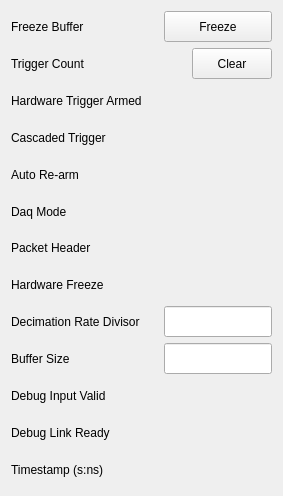
Old version of the form new_look/mux_settings.ui in the repository cristinasewell/ATCA_PyDM_Screens.
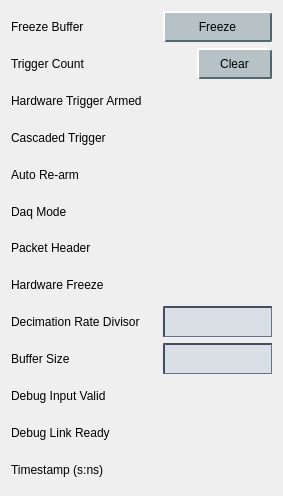
New version of the form. Custom widgets are drawn as their Qt base class.

Patch:
```diff
--- a/new_look/mux_settings.ui
+++ b/new_look/mux_settings.ui
@@ -13,6 +13,38 @@
   <property name="windowTitle">
    <string>Form</string>
   </property>
+  <property name="styleSheet">
+   <string notr="true">QPushButton {
+    background-color: rgb(182, 194, 198);
+    border-color: rgb(182, 204, 212) rgb(82, 104, 112) rgb(82, 104, 112) rgb(182,204,212);
+    border-style: outset;
+    border-radius: 2px;
+    border-width: 2px; 
+    padding: 5px;
+}
+QPushButton:hover {
+   background-color: rgb(154,170,176);
+}
+QPushButton:pressed {
+    background-color: rgb(104,198,176);
+    border-style: inset;
+    border-width: 3px;
+	border-color: rgb(32,86,73);
+}
+QPushButton:checked{
+    background-color: rgb(104,198,176);
+    border-style: inset;
+    border-width: 3px;
+	border-color: rgb(82, 104, 112)  rgb(182, 204, 212) rgb(182,204,212) rgb(82, 104, 112) ;
+}
+
+QLineEdit {
+  background-color: rgb(218,223,230);
+  border-color: rgb(66,77,96);
+  border-style: inset;
+  border-width: 2px 1px 1px 2px;
+}</string>
+  </property>
   <layout class="QGridLayout" name="gridLayout">
    <item row="2" column="0" colspan="2">
     <widget class="QLabel" name="label">
```
